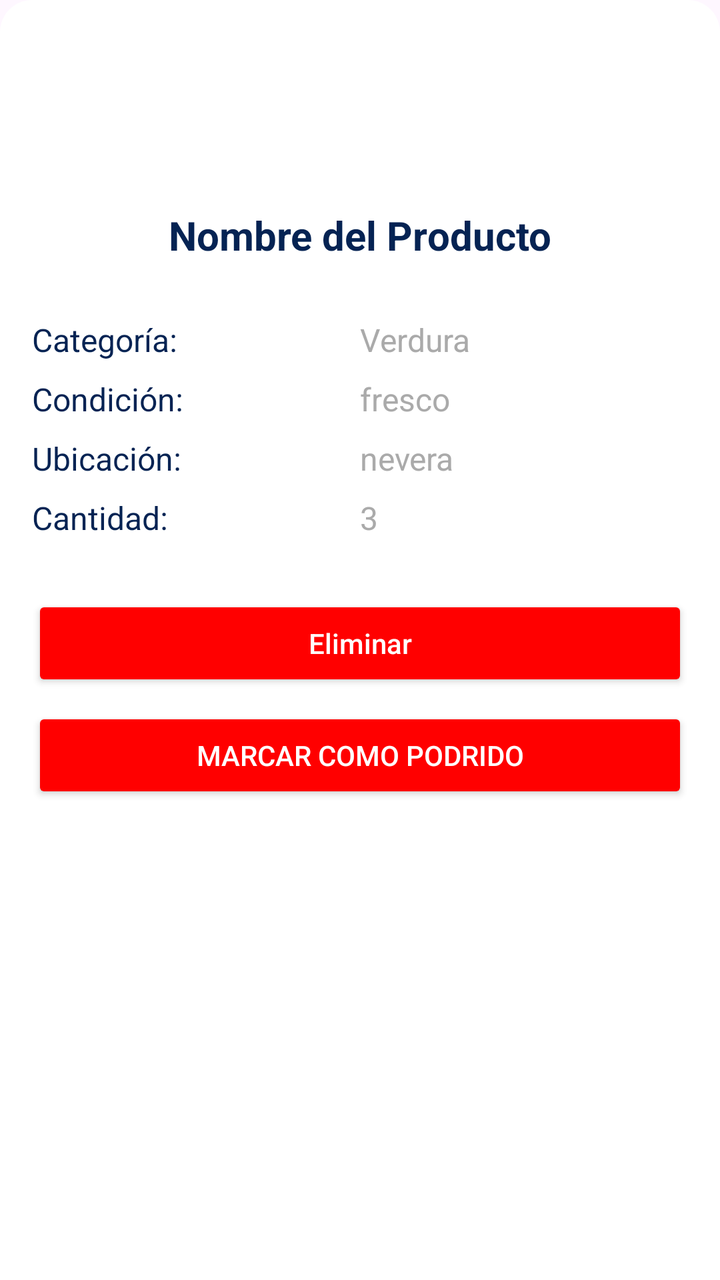
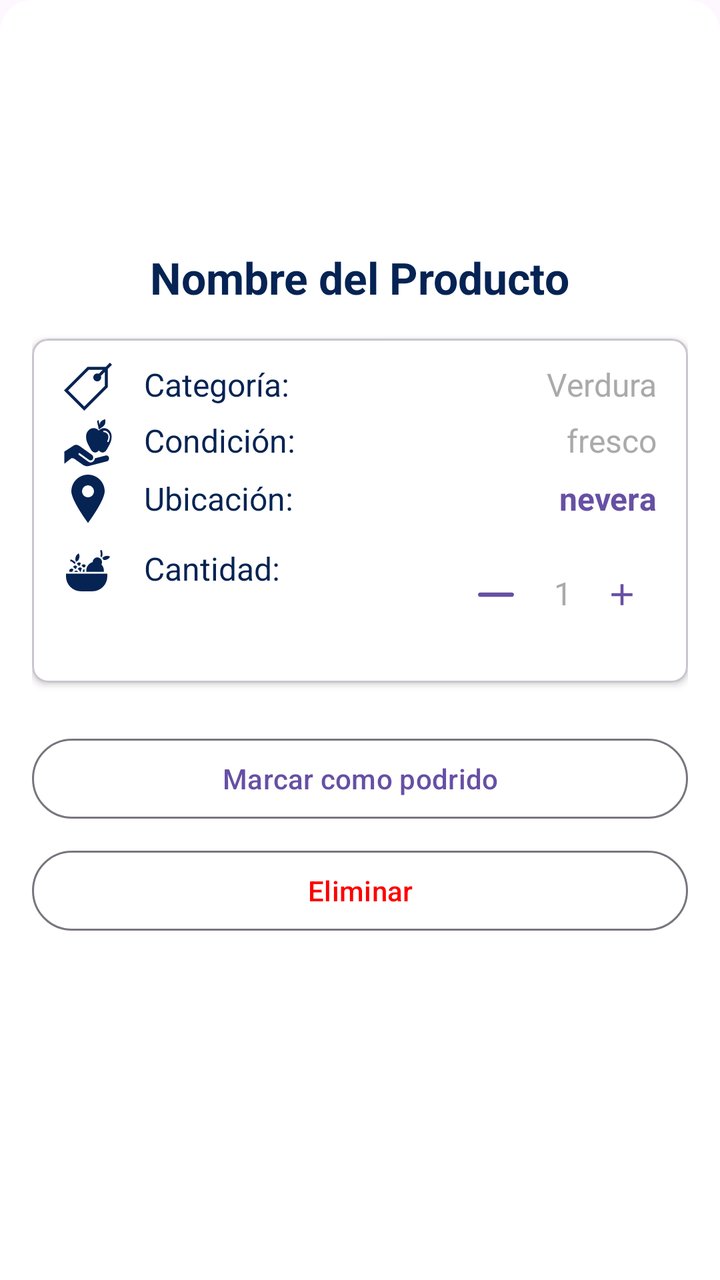

An Android layout rendered at two revisions. The XML below is the earlier revision; the diff shows what the commit changed to produce the second picture.
<!-- AndroidManifest.xml: application theme Theme.SmartFreezer -->
<!-- res/layout/dialog_basic_product.xml -->
<?xml version="1.0" encoding="utf-8"?>
<ScrollView xmlns:android="http://schemas.android.com/apk/res/android"
    xmlns:tools="http://schemas.android.com/tools"
    android:id="@+id/basicProductDialog"
    android:layout_width="match_parent"
    android:layout_height="wrap_content"
    android:background="@drawable/bottom_sheet_background"
    android:padding="16dp">

    <LinearLayout
        android:layout_width="match_parent"
        android:layout_height="wrap_content"
        android:orientation="vertical"
        android:gravity="center_horizontal">

        <ImageView
            android:id="@+id/iconImageView"
            android:layout_width="80dp"
            android:layout_height="80dp"
            android:layout_marginBottom="8dp"
            android:contentDescription="@string/icono_del_producto" />

        <TextView
            android:id="@+id/nameTextView"
            android:layout_width="wrap_content"
            android:layout_height="wrap_content"
            android:text="@string/nombre_del_producto"
            android:textStyle="bold"
            android:textSize="20sp"
            android:textColor="?attr/colorTextPrimary"
            android:layout_marginBottom="16dp" />

        
        <LinearLayout
            android:layout_width="match_parent"
            android:layout_height="wrap_content"
            android:orientation="vertical"
            android:layout_marginTop="8dp">

            
            <LinearLayout
                android:layout_width="match_parent"
                android:layout_height="wrap_content"
                android:orientation="horizontal"
                android:paddingVertical="4dp">

                <TextView
                    android:layout_width="0dp"
                    android:layout_weight="1"
                    android:layout_height="wrap_content"
                    android:text="@string/categor_a"
                    android:textSize="16sp"
                    android:textColor="?attr/colorTextPrimary" />

                <TextView
                    android:id="@+id/categoryTextView"
                    android:layout_width="0dp"
                    android:layout_weight="1"
                    android:layout_height="wrap_content"
                    android:text="@string/verdura"
                    android:textSize="16sp"
                    android:textColor="?attr/colorTextSecondary" />
            </LinearLayout>

            
            <LinearLayout
                android:layout_width="match_parent"
                android:layout_height="wrap_content"
                android:orientation="horizontal"
                android:paddingVertical="4dp">

                <TextView
                    android:layout_width="0dp"
                    android:layout_weight="1"
                    android:layout_height="wrap_content"
                    android:text="@string/condici_n"
                    android:textSize="16sp"
                    android:textColor="?attr/colorTextPrimary" />

                <TextView
                    android:id="@+id/conditionTextView"
                    android:layout_width="0dp"
                    android:layout_weight="1"
                    android:layout_height="wrap_content"
                    android:text="@string/fresco"
                    android:textSize="16sp"
                    android:textColor="?attr/colorTextSecondary" />
            </LinearLayout>

            
            <LinearLayout
                android:layout_width="match_parent"
                android:layout_height="wrap_content"
                android:orientation="horizontal"
                android:paddingVertical="4dp">

                <TextView
                    android:layout_width="0dp"
                    android:layout_weight="1"
                    android:layout_height="wrap_content"
                    android:text="@string/ubicaci_n"
                    android:textSize="16sp"
                    android:textColor="?attr/colorTextPrimary" />

                <TextView
                    android:id="@+id/locationTextView"
                    android:layout_width="0dp"
                    android:layout_weight="1"
                    android:layout_height="wrap_content"
                    android:text="@string/nevera"
                    android:textSize="16sp"
                    android:textColor="?attr/colorTextSecondary" />
            </LinearLayout>

            
            <LinearLayout
                android:layout_width="match_parent"
                android:layout_height="wrap_content"
                android:orientation="horizontal"
                android:paddingVertical="4dp">

                <TextView
                    android:layout_width="0dp"
                    android:layout_weight="1"
                    android:layout_height="wrap_content"
                    android:text="@string/cantidad"
                    android:textSize="16sp"
                    android:textColor="?attr/colorTextPrimary" />

                <TextView
                    android:id="@+id/quantityTextView"
                    android:layout_width="0dp"
                    android:layout_weight="1"
                    android:layout_height="wrap_content"
                    android:text="3"
                    android:textSize="16sp"
                    android:textColor="?attr/colorTextSecondary"
                    tools:ignore="HardcodedText" />
            </LinearLayout>

        </LinearLayout>

        
        <Button
            android:id="@+id/tvDeleteProduct"
            android:layout_width="match_parent"
            android:layout_height="wrap_content"
            android:layout_marginTop="24dp"
            android:text="@string/eliminar"
            android:textColor="?attr/colorTextButton"
            android:backgroundTint="@color/red"
            android:textAllCaps="false"
            android:paddingVertical="12dp"/>

        <Button
            android:id="@+id/btnMarkAsRotten"
            android:layout_width="match_parent"
            android:layout_height="wrap_content"
            android:text="@string/mark_as_rotten"
            android:backgroundTint="@color/red"
            android:textColor="@android:color/white"
            android:layout_marginTop="8dp"
            android:layout_marginBottom="8dp"/>
    </LinearLayout>
</ScrollView>
<!-- resources referenced by this layout -->
<resources>
  <!-- unchanged entries left out for length: 14 -->
</resources>

<!-- the commit's change to res/layout/dialog_basic_product.xml (unified diff, before → after) -->
@@ -1,5 +1,6 @@
 <?xml version="1.0" encoding="utf-8"?>
 <ScrollView xmlns:android="http://schemas.android.com/apk/res/android"
+    xmlns:app="http://schemas.android.com/apk/res-auto"
     xmlns:tools="http://schemas.android.com/tools"
     android:id="@+id/basicProductDialog"
     android:layout_width="match_parent"
@@ -13,22 +14,212 @@
         android:orientation="vertical"
         android:gravity="center_horizontal">
 
-        <ImageView
-            android:id="@+id/iconImageView"
-            android:layout_width="80dp"
-            android:layout_height="80dp"
-            android:layout_marginBottom="8dp"
-            android:contentDescription="@string/icono_del_producto" />
-
-        <TextView
-            android:id="@+id/nameTextView"
-            android:layout_width="wrap_content"
+        
+        <LinearLayout
+            android:layout_width="match_parent"
             android:layout_height="wrap_content"
-            android:text="@string/nombre_del_producto"
-            android:textStyle="bold"
-            android:textSize="20sp"
-            android:textColor="?attr/colorTextPrimary"
-            android:layout_marginBottom="16dp" />
+            android:orientation="vertical"
+            android:gravity="center_horizontal"
+            android:paddingBottom="16dp">
+
+            <ImageView
+                android:id="@+id/iconImageView"
+                android:layout_width="100dp"
+                android:layout_height="100dp"
+                android:contentDescription="@string/icono_del_producto"
+                android:padding="8dp" />
+
+            <TextView
+                android:id="@+id/nameTextView"
+                android:layout_width="wrap_content"
+                android:layout_height="wrap_content"
+                android:text="@string/nombre_del_producto"
+                android:textStyle="bold"
+                android:textSize="22sp"
+                android:textColor="?attr/colorTextPrimary"
+                android:layout_marginTop="8dp" />
+        </LinearLayout>
+
+        
+        <com.google.android.material.card.MaterialCardView
+            android:layout_width="match_parent"
+            android:layout_height="wrap_content"
+            android:layout_marginBottom="16dp"
+            app:cardElevation="2dp"
+            app:cardBackgroundColor="?attr/colorCardBackground"
+            app:cardCornerRadius="8dp">
+
+            <LinearLayout
+                android:layout_width="match_parent"
+                android:layout_height="wrap_content"
+                android:orientation="vertical"
+                android:paddingStart="16dp"
+                android:paddingEnd="16dp"
+                android:paddingTop="12dp"
+                android:paddingBottom="12dp">
+
+                
+                <LinearLayout
+                    android:layout_width="match_parent"
+                    android:layout_height="wrap_content"
+                    android:orientation="horizontal"
+                    android:layout_marginBottom="4dp">
+
+                    <ImageView
+                        android:layout_width="24dp"
+                        android:layout_height="24dp"
+                        android:src="@drawable/ic_category"
+                        app:tint="?attr/colorTextPrimary" />
+
+                    <TextView
+                        android:layout_width="wrap_content"
+                        android:layout_height="wrap_content"
+                        android:text="@string/categor_a"
+                        android:textSize="16sp"
+                        android:textColor="?attr/colorTextPrimary"
+                        android:layout_marginStart="16dp" />
+
+                    <TextView
+                        android:id="@+id/categoryTextView"
+                        android:layout_width="0dp"
+                        android:layout_weight="1"
+                        android:layout_height="wrap_content"
+                        android:text="@string/verdura"
+                        android:textSize="16sp"
+                        android:textColor="?attr/colorTextSecondary"
+                        android:gravity="end" />
+                </LinearLayout>
+
+                
+                <LinearLayout
+                    android:layout_width="match_parent"
+                    android:layout_height="wrap_content"
+                    android:orientation="horizontal"
+                    android:layout_marginBottom="4dp">
+
+                    <ImageView
+                        android:layout_width="24dp"
+                        android:layout_height="24dp"
+                        android:src="@drawable/condition"
+                        app:tint="?attr/colorTextPrimary" />
+
+                    <TextView
+                        android:layout_width="wrap_content"
+                        android:layout_height="wrap_content"
+                        android:text="@string/condici_n"
+                        android:textSize="16sp"
+                        android:textColor="?attr/colorTextPrimary"
+                        android:layout_marginStart="16dp" />
+
+                    <TextView
+                        android:id="@+id/conditionTextView"
+                        android:layout_width="0dp"
+                        android:layout_weight="1"
+                        android:layout_height="wrap_content"
+                        android:text="@string/fresco"
+                        android:textSize="16sp"
+                        android:textColor="?attr/colorTextSecondary"
+                        android:gravity="end" />
+                </LinearLayout>
+
+                
+                <LinearLayout
+                    android:layout_width="match_parent"
+                    android:layout_height="wrap_content"
+                    android:orientation="horizontal"
+                    android:layout_marginBottom="4dp"
+                    android:gravity="center_vertical">
+
+                    <ImageView
+                        android:layout_width="24dp"
+                        android:layout_height="24dp"
+                        android:src="@drawable/ic_location"
+                        app:tint="?attr/colorTextPrimary" />
+
+                    <TextView
+                        android:layout_width="wrap_content"
+                        android:layout_height="wrap_content"
+                        android:text="@string/ubicaci_n"
+                        android:textSize="16sp"
+                        android:textColor="?attr/colorTextPrimary"
+                        android:layout_marginStart="16dp" />
+
+                    <TextView
+                        android:id="@+id/locationTextView"
+                        android:layout_width="0dp"
+                        android:layout_weight="1"
+                        android:layout_height="wrap_content"
+                        android:text="@string/nevera"
+                        android:textSize="16sp"
+                        android:textColor="?attr/colorPrimary"
+                        android:background="?attr/selectableItemBackground"
+                        android:gravity="end"
+                        android:textStyle="bold"
+                        android:clickable="true"
+                        android:focusable="true" />
+
+                </LinearLayout>
+
+                
+                <LinearLayout
+                    android:layout_width="match_parent"
+                    android:layout_height="wrap_content"
+                    android:orientation="horizontal"
+                    android:paddingVertical="8dp">
+
+                    <ImageView
+                        android:layout_width="24dp"
+                        android:layout_height="24dp"
+                        android:src="@drawable/ic_quantity"
+                        android:tint="?attr/colorTextPrimary"/>
+
+                    <TextView
+                        android:layout_width="wrap_content"
+                        android:layout_height="wrap_content"
+                        android:text="@string/cantidad"
+                        android:textSize="16sp"
+                        android:textColor="?attr/colorTextPrimary"
+                        android:layout_marginStart="16dp"/>
+
+                    <LinearLayout
+                        android:layout_width="0dp"
+                        android:layout_weight="1"
+                        android:layout_height="wrap_content"
+                        android:orientation="horizontal"
+                        android:gravity="end">
+
+                        <com.google.android.material.button.MaterialButton
+                            android:id="@+id/btnDecrease"
+                            style="@style/Widget.Material3.Button.TextButton"
+                            android:layout_width="wrap_content"
+                            android:layout_height="wrap_content"
+                            app:icon="@drawable/subtract"
+                            android:minWidth="0dp"
+                            android:padding="4dp"/>
+
+                        <TextView
+                            android:id="@+id/quantityTextView"
+                            android:layout_width="wrap_content"
+                            android:layout_height="wrap_content"
+                            android:text="1"
+                            android:textSize="16sp"
+                            android:textColor="?attr/colorTextSecondary"
+                            android:paddingStart="12dp"
+                            android:paddingEnd="12dp"
+                            tools:ignore="HardcodedText"/>
+
+                        <com.google.android.material.button.MaterialButton
+                            android:id="@+id/btnIncrease"
+                            style="@style/Widget.Material3.Button.TextButton"
+                            android:layout_width="wrap_content"
+                            android:layout_height="wrap_content"
+                            app:icon="@drawable/add"
+                            android:minWidth="0dp"
+                            android:padding="4dp"/>
+                    </LinearLayout>
+                </LinearLayout>
+            </LinearLayout>
+        </com.google.android.material.card.MaterialCardView>
 
         
         <LinearLayout
@@ -37,129 +228,26 @@
             android:orientation="vertical"
             android:layout_marginTop="8dp">
 
-            
-            <LinearLayout
+            <com.google.android.material.button.MaterialButton
+                android:id="@+id/btnMarkAsRotten"
+                style="@style/Widget.Material3.Button.OutlinedButton"
                 android:layout_width="match_parent"
                 android:layout_height="wrap_content"
-                android:orientation="horizontal"
-                android:paddingVertical="4dp">
-
-                <TextView
-                    android:layout_width="0dp"
-                    android:layout_weight="1"
-                    android:layout_height="wrap_content"
-                    android:text="@string/categor_a"
-                    android:textSize="16sp"
-                    android:textColor="?attr/colorTextPrimary" />
-
-                <TextView
-                    android:id="@+id/categoryTextView"
-                    android:layout_width="0dp"
-                    android:layout_weight="1"
-                    android:layout_height="wrap_content"
-                    android:text="@string/verdura"
-                    android:textSize="16sp"
-                    android:textColor="?attr/colorTextSecondary" />
-            </LinearLayout>
-
-            
-            <LinearLayout
+                android:text="@string/mark_as_rotten"
+                android:textColor="?attr/colorPrimary"
+                android:layout_marginBottom="8dp"
+                android:drawableStart="@drawable/delete"
+                android:drawablePadding="8dp" />
+
+            <com.google.android.material.button.MaterialButton
+                android:id="@+id/tvDeleteProduct"
+                style="@style/Widget.Material3.Button.OutlinedButton"
                 android:layout_width="match_parent"
                 android:layout_height="wrap_content"
-                android:orientation="horizontal"
-                android:paddingVertical="4dp">
-
-                <TextView
-                    android:layout_width="0dp"
-                    android:layout_weight="1"
-                    android:layout_height="wrap_content"
-                    android:text="@string/condici_n"
-                    android:textSize="16sp"
-                    android:textColor="?attr/colorTextPrimary" />
-
-                <TextView
-                    android:id="@+id/conditionTextView"
-                    android:layout_width="0dp"
-                    android:layout_weight="1"
-                    android:layout_height="wrap_content"
-                    android:text="@string/fresco"
-                    android:textSize="16sp"
-                    android:textColor="?attr/colorTextSecondary" />
-            </LinearLayout>
-
-            
-            <LinearLayout
-                android:layout_width="match_parent"
-                android:layout_height="wrap_content"
-                android:orientation="horizontal"
-                android:paddingVertical="4dp">
-
-                <TextView
-                    android:layout_width="0dp"
-                    android:layout_weight="1"
-                    android:layout_height="wrap_content"
-                    android:text="@string/ubicaci_n"
-                    android:textSize="16sp"
-                    android:textColor="?attr/colorTextPrimary" />
-
-                <TextView
-                    android:id="@+id/locationTextView"
-                    android:layout_width="0dp"
-                    android:layout_weight="1"
-                    android:layout_height="wrap_content"
-                    android:text="@string/nevera"
-                    android:textSize="16sp"
-                    android:textColor="?attr/colorTextSecondary" />
-            </LinearLayout>
-
-            
-            <LinearLayout
-                android:layout_width="match_parent"
-                android:layout_height="wrap_content"
-                android:orientation="horizontal"
-                android:paddingVertical="4dp">
-
-                <TextView
-                    android:layout_width="0dp"
-                    android:layout_weight="1"
-                    android:layout_height="wrap_content"
-                    android:text="@string/cantidad"
-                    android:textSize="16sp"
-                    android:textColor="?attr/colorTextPrimary" />
-
-                <TextView
-                    android:id="@+id/quantityTextView"
-                    android:layout_width="0dp"
-                    android:layout_weight="1"
-                    android:layout_height="wrap_content"
-                    android:text="3"
-                    android:textSize="16sp"
-                    android:textColor="?attr/colorTextSecondary"
-                    tools:ignore="HardcodedText" />
-            </LinearLayout>
-
+                android:text="@string/eliminar"
+                android:textColor="@color/red"
+                android:drawableStart="@drawable/delete"
+                android:drawablePadding="8dp" />
         </LinearLayout>
-
-        
-        <Button
-            android:id="@+id/tvDeleteProduct"
-            android:layout_width="match_parent"
-            android:layout_height="wrap_content"
-            android:layout_marginTop="24dp"
-            android:text="@string/eliminar"
-            android:textColor="?attr/colorTextButton"
-            android:backgroundTint="@color/red"
-            android:textAllCaps="false"
-            android:paddingVertical="12dp"/>
-
-        <Button
-            android:id="@+id/btnMarkAsRotten"
-            android:layout_width="match_parent"
-            android:layout_height="wrap_content"
-            android:text="@string/mark_as_rotten"
-            android:backgroundTint="@color/red"
-            android:textColor="@android:color/white"
-            android:layout_marginTop="8dp"
-            android:layout_marginBottom="8dp"/>
     </LinearLayout>
 </ScrollView>
<!-- resource entries referenced after the edit -->
@@ -1,5 +1,53 @@
 <!-- resources referenced by this layout -->
 <resources>
+  <!-- drawable add (drawable) -->
+  <vector xmlns:android="http://schemas.android.com/apk/res/android"
+      android:width="24dp"
+      android:height="24dp"
+      android:viewportWidth="960"
+      android:viewportHeight="960">
+    <path
+        android:pathData="M440,520L200,520v-80h240v-240h80v240h240v80L520,520v240h-80v-240Z"
+        android:fillColor="#FFFFFF"/>
+  </vector>
+  <!-- drawable condition (drawable) -->
+  <vector xmlns:android="http://schemas.android.com/apk/res/android" android:height="24dp" android:viewportHeight="226" android:viewportWidth="256" android:width="24dp">
+        
+      <path android:fillColor="#000000" android:pathData="M242.25,56.25c-7.84,-7.84 -17.22,-11.69 -28.29,-11.69s-20.4,3.54 -28.1,11.63h-0.25c-7.71,-8.08 -16.91,-11.63 -27.98,-11.63c-11.01,0 -20.46,3.86 -28.29,11.69c-7.77,7.84 -11.69,17.29 -11.69,28.29c0,14.36 4.1,23.81 10.01,35.38c10.51,17.72 17.35,28.1 20.4,31.15l0.75,0.75c5.16,4.85 10.76,7.46 16.91,7.46c8.46,0 15.05,-3.61 19.96,-9.82h0.25c4.85,6.22 11.56,9.82 20.02,9.82c6.16,0 11.81,-2.55 16.91,-7.4l0.75,-0.81c3.11,-3.05 9.89,-13.49 20.4,-31.15C249.9,108.36 254,98.91 254,84.55C254,73.48 250.08,64.09 242.25,56.25zM238.27,108.36c-0.68,1.37 -1.99,2.11 -3.42,2.11c-0.56,0 -1.12,-0.12 -1.68,-0.37c-1.87,-0.93 -2.67,-3.17 -1.74,-5.04c3.36,-6.78 5.16,-12.87 5.41,-18.03c0.31,-5.84 -1.8,-11.44 -6.03,-15.86c-4.54,-4.79 -10.94,-7.52 -17.53,-7.52c-2.11,0 -3.79,-1.68 -3.79,-3.79c0,-2.11 1.68,-3.79 3.79,-3.79c8.7,0 17.1,3.61 23.07,9.89c5.6,5.91 8.46,13.56 8.08,21.45C244.11,93.56 242.06,100.65 238.27,108.36zM208.8,36.48c-4.66,3.3 -23.01,14.8 -23.01,14.8l-9.76,-39.48l8.15,-5.78l5.35,23.44c1.24,-13.68 9.7,-20.27 30.09,-27.17C222.04,19.44 219.93,28.34 208.8,36.48zM222.95,173.35l-57.96,13.28c-0.4,2.82 -1.61,5.84 -3.42,8.25c-3.42,5.23 -8.65,9.06 -14.69,10.66c-6.04,1.41 -12.48,0.4 -17.71,-3.22l-49.91,-31.8c-2.41,-1.41 -2.82,-4.23 -1.41,-6.44c1.41,-2.21 4.23,-2.82 6.24,-1.41l50.11,31.8c6.64,4.03 15.29,2.21 19.52,-4.23s2.21,-15.29 -4.23,-19.52l-62.38,-39.44c-10.26,-6.44 -22.14,-11.47 -33.4,-5.84L2,154.84l0.2,57.15l36.83,-25.56c5.84,-1.41 12.27,-0.2 17.71,3.22l43.47,27.37c10.66,6.64 23.75,8.25 35.01,5.23l94.18,-21.53c7.45,-1.61 12.48,-9.06 10.66,-17.1C238.05,176.37 230.6,171.74 222.95,173.35z"/>
+      
+  </vector>
+  <!-- drawable delete (drawable) -->
+  <vector xmlns:android="http://schemas.android.com/apk/res/android" android:height="24dp" android:viewportHeight="482.43" android:viewportWidth="482.43" android:width="24dp">
+        
+      <path android:fillColor="#000000" android:pathData="M381.16,57.8h-75.09C302.32,25.32 274.69,0 241.21,0c-33.47,0 -61.1,25.32 -64.85,57.8h-75.1c-30.39,0 -55.11,24.73 -55.11,55.12v2.83c0,23.22 14.46,43.1 34.83,51.2v260.37c0,30.39 24.72,55.12 55.11,55.12h210.24c30.39,0 55.11,-24.73 55.11,-55.12V166.94c20.37,-8.1 34.83,-27.98 34.83,-51.2v-2.83C436.27,82.53 411.55,57.8 381.16,57.8zM241.21,26.14c19.04,0 34.93,13.65 38.44,31.66h-76.88C206.29,39.78 222.18,26.14 241.21,26.14zM375.3,427.31c0,15.98 -13,28.98 -28.97,28.98H136.1c-15.97,0 -28.97,-13 -28.97,-28.98V170.86h268.18V427.31zM410.14,115.74c0,15.98 -13,28.98 -28.97,28.98H101.27c-15.97,0 -28.97,-13 -28.97,-28.98v-2.83c0,-15.98 13,-28.98 28.97,-28.98h279.9c15.97,0 28.97,13 28.97,28.98V115.74z"/>
+        
+      <path android:fillColor="#000000" android:pathData="M171.14,422.86c7.22,0 13.07,-5.85 13.07,-13.07V262.64c0,-7.22 -5.85,-13.07 -13.07,-13.07c-7.22,0 -13.07,5.85 -13.07,13.07v147.15C158.07,417.01 163.93,422.86 171.14,422.86z"/>
+        
+      <path android:fillColor="#000000" android:pathData="M241.21,422.86c7.22,0 13.07,-5.85 13.07,-13.07V262.64c0,-7.22 -5.85,-13.07 -13.07,-13.07c-7.22,0 -13.07,5.85 -13.07,13.07v147.15C228.15,417.01 234,422.86 241.21,422.86z"/>
+        
+      <path android:fillColor="#000000" android:pathData="M311.28,422.86c7.22,0 13.07,-5.85 13.07,-13.07V262.64c0,-7.22 -5.85,-13.07 -13.07,-13.07c-7.22,0 -13.07,5.85 -13.07,13.07v147.15C298.21,417.01 304.07,422.86 311.28,422.86z"/>
+      
+  </vector>
+  <!-- drawable ic_category (drawable) -->
+  <vector xmlns:android="http://schemas.android.com/apk/res/android" android:height="24dp" android:viewportHeight="486.82" android:viewportWidth="486.82" android:width="24dp">
+        
+      <path android:fillColor="#000000" android:pathData="M486.82,21.21L465.61,0l-42.77,42.77H238.99L0,281.76L205.06,486.82l238.99,-238.99V63.98L486.82,21.21zM414.05,235.4L205.06,444.39L42.43,281.76L251.42,72.77h141.42l-40.1,40.1c-14.56,-6.17 -32.03,-3.33 -43.9,8.54c-15.62,15.62 -15.62,40.95 0,56.57c15.62,15.62 40.95,15.62 56.57,0c11.87,-11.87 14.71,-29.34 8.54,-43.9l40.1,-40.1V235.4z"/>
+      
+  </vector>
+  <!-- drawable ic_location (drawable) -->
+  <vector xmlns:android="http://schemas.android.com/apk/res/android" android:height="24dp" android:viewportHeight="395.71" android:viewportWidth="395.71" android:width="24dp">
+        
+      <path android:fillColor="#000000" android:pathData="M197.85,0C122.13,0 60.53,61.61 60.53,137.33c0,72.89 124.59,243.18 129.9,250.39l4.95,6.74c0.58,0.79 1.5,1.25 2.47,1.25c0.99,0 1.9,-0.46 2.49,-1.25l4.95,-6.74c5.31,-7.21 129.9,-177.5 129.9,-250.39C335.18,61.61 273.57,0 197.85,0zM197.85,88.14c27.13,0 49.19,22.06 49.19,49.19c0,27.11 -22.06,49.19 -49.19,49.19c-27.11,0 -49.19,-22.08 -49.19,-49.19C148.66,110.2 170.73,88.14 197.85,88.14z"/>
+      
+  </vector>
+  <!-- drawable ic_quantity: vector/xml drawable (drawable, 2888 chars, omitted) -->
+  <!-- drawable subtract (drawable) -->
+  <vector xmlns:android="http://schemas.android.com/apk/res/android" android:height="24dp" android:viewportHeight="203.37" android:viewportWidth="203.37" android:width="24dp">
+        
+      <path android:fillColor="@color/white" android:pathData="M191.23,89.55H12.15C5.43,89.55 0,94.98 0,101.69c0,6.7 5.43,12.14 12.15,12.14h179.08c6.71,0 12.14,-5.43 12.14,-12.14C203.37,94.98 197.94,89.55 191.23,89.55z"/>
+      
+  </vector>
+  <color name="white">#FFFFFFFF</color>#
   <!-- unchanged entries left out for length: 14 -->
 </resources>
 
